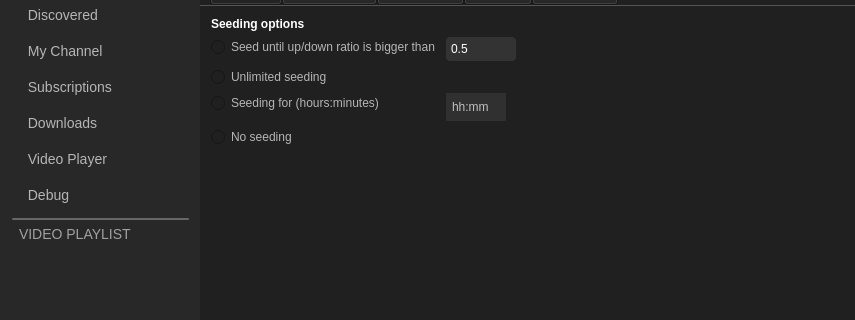
Old version of the form TriblerGUI/qt_resources/mainwindow.ui in the repository Tribler/tribler; both pictures show x 0 to 855 and y 131 to 451 of the 855 by 655 pixel window.
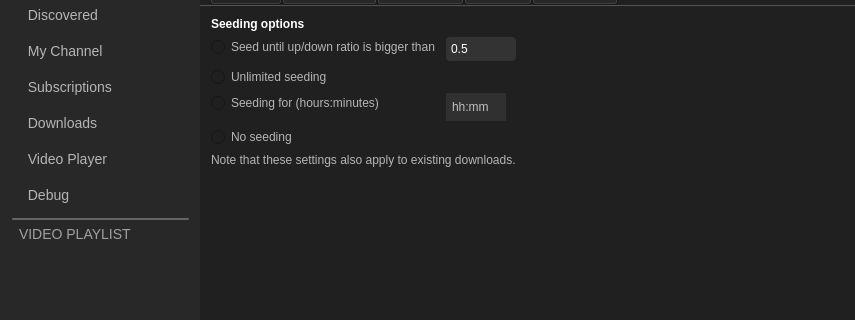
New version of the form. The open tabs and pages were chosen to show the change. Icons and pictures are not drawn. Custom widgets are drawn as their Qt base class.

Commit message: Apply seeding settings to existing downloads

```diff
--- a/TriblerGUI/qt_resources/mainwindow.ui
+++ b/TriblerGUI/qt_resources/mainwindow.ui
@@ -6237,6 +6237,13 @@
                 </property>
                </widget>
               </item>
+              <item row="6" column="0" colspan="2">
+               <widget class="QLabel" name="label_45">
+                <property name="text">
+                 <string>Note that these settings also apply to existing downloads.</string>
+                </property>
+               </widget>
+              </item>
              </layout>
             </widget>
             <widget class="QWidget" name="settings_anonymity_tab">
```
The commit also changes 4 other files.
